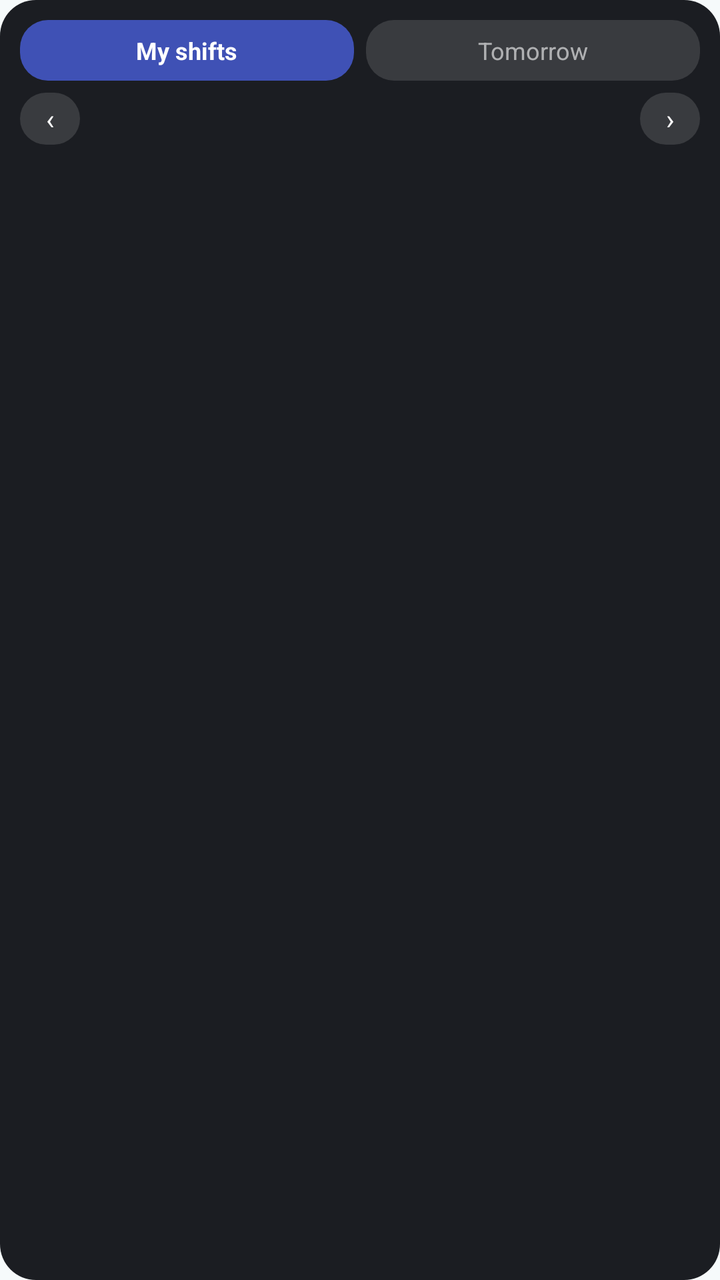
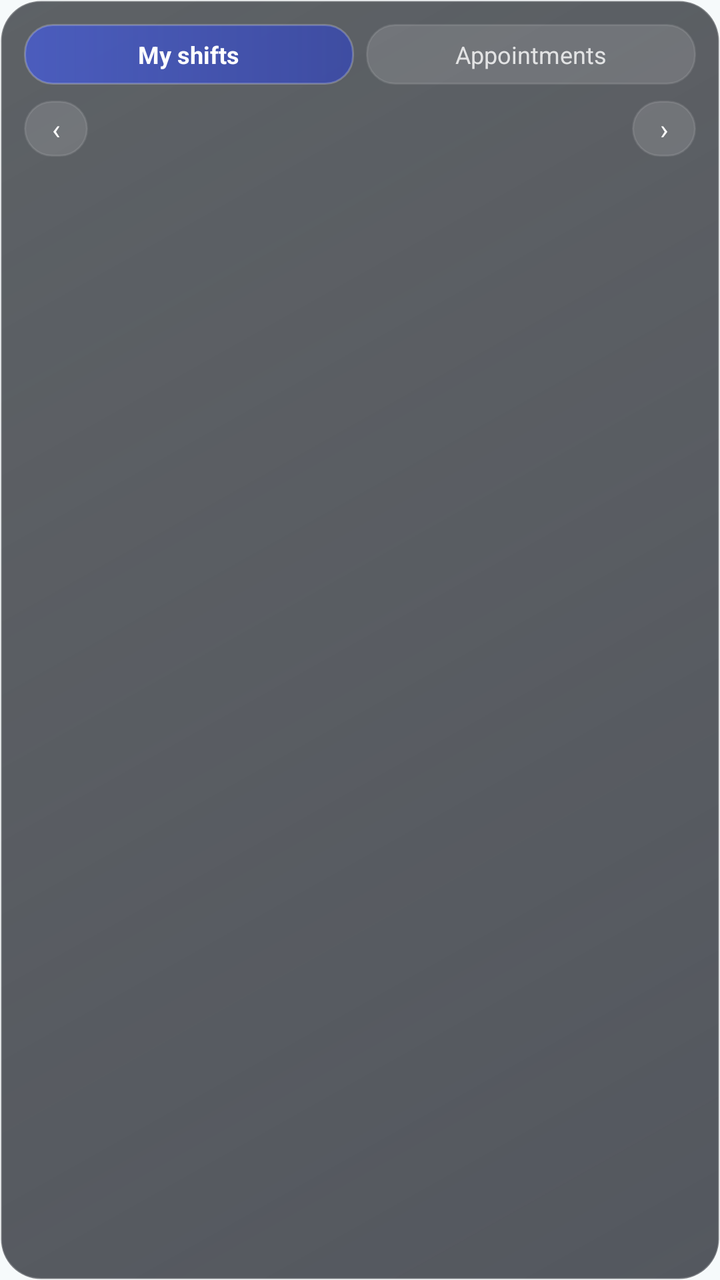

Screens rendered from an Android XML layout before and after an edit, with the pre-edit source and the edit as a unified diff.
<!-- AndroidManifest.xml: application theme Theme.MyApplication -->
<!-- res/layout/widget_ortho.xml -->
<?xml version="1.0" encoding="utf-8"?>
<LinearLayout xmlns:android="http://schemas.android.com/apk/res/android"
    android:id="@+id/widget_root"
    android:layout_width="match_parent"
    android:layout_height="match_parent"
    android:orientation="vertical"
    android:background="@drawable/widget_background"
    android:padding="10dp">

    <LinearLayout
        android:id="@+id/widget_header"
        android:layout_width="match_parent"
        android:layout_height="wrap_content"
        android:orientation="horizontal"
        android:gravity="center_vertical"
        android:paddingBottom="6dp">

        <TextView
            android:id="@+id/widget_tab_shifts"
            android:layout_width="0dp"
            android:layout_height="wrap_content"
            android:layout_weight="1"
            android:gravity="center"
            android:paddingTop="7dp"
            android:paddingBottom="7dp"
            android:layout_marginEnd="6dp"
            android:background="@drawable/widget_tab_selected"
            android:text="@string/widget_shifts_title"
            android:textColor="#FFFFFF"
            android:textSize="12sp"
            android:textStyle="bold"
            android:maxLines="1"
            android:ellipsize="end" />

        <TextView
            android:id="@+id/widget_tab_events"
            android:layout_width="0dp"
            android:layout_height="wrap_content"
            android:layout_weight="1"
            android:gravity="center"
            android:paddingTop="7dp"
            android:paddingBottom="7dp"
            android:background="@drawable/widget_tab_unselected"
            android:text="@string/widget_events_title"
            android:textColor="#99FFFFFF"
            android:textSize="12sp"
            android:maxLines="1"
            android:ellipsize="end" />

    </LinearLayout>

    <LinearLayout
        android:id="@+id/widget_daybar"
        android:layout_width="match_parent"
        android:layout_height="wrap_content"
        android:orientation="horizontal"
        android:gravity="center_vertical"
        android:paddingBottom="6dp">

        <TextView
            android:id="@+id/widget_prev_day"
            android:layout_width="30dp"
            android:layout_height="26dp"
            android:gravity="center"
            android:text="@string/widget_prev_symbol"
            android:textColor="#FFFFFF"
            android:textSize="14sp"
            android:background="@drawable/widget_tab_unselected" />

        <TextView
            android:id="@+id/widget_day_label"
            android:layout_width="0dp"
            android:layout_weight="1"
            android:layout_height="wrap_content"
            android:gravity="center"
            android:textColor="#D0D8E0"
            android:textSize="12sp"
            android:maxLines="1"
            android:ellipsize="end" />

        <TextView
            android:id="@+id/widget_next_day"
            android:layout_width="30dp"
            android:layout_height="26dp"
            android:gravity="center"
            android:text="@string/widget_next_symbol"
            android:textColor="#FFFFFF"
            android:textSize="14sp"
            android:background="@drawable/widget_tab_unselected" />
    </LinearLayout>

    <TextView
        android:id="@+id/widget_empty"
        android:layout_width="match_parent"
        android:layout_height="match_parent"
        android:gravity="center"
        android:textColor="#B0BEC5"
        android:textSize="13sp" />

    <ListView
        android:id="@+id/widget_list"
        android:layout_width="match_parent"
        android:layout_height="match_parent"
        android:divider="@android:color/transparent"
        android:dividerHeight="6dp" />
</LinearLayout>
<!-- resources referenced by this layout -->
<resources>
  <!-- drawable widget_background (drawable) -->
  <?xml version="1.0" encoding="utf-8"?>
  <shape xmlns:android="http://schemas.android.com/apk/res/android" android:shape="rectangle">
      <solid android:color="#1B1D22" />
      <corners android:radius="18dp" />
  </shape>
  <!-- drawable widget_tab_selected (drawable) -->
  <?xml version="1.0" encoding="utf-8"?>
  <shape xmlns:android="http://schemas.android.com/apk/res/android" android:shape="rectangle">
      <solid android:color="#3F51B5" />
      <corners android:radius="14dp" />
  </shape>
  <!-- drawable widget_tab_unselected (drawable) -->
  <?xml version="1.0" encoding="utf-8"?>
  <shape xmlns:android="http://schemas.android.com/apk/res/android" android:shape="rectangle">
      <solid android:color="#22FFFFFF" />
      <corners android:radius="14dp" />
  </shape>
  <string name="widget_events_title">Tomorrow</string>
  <string name="widget_next_symbol">›</string>
  <string name="widget_prev_symbol">‹</string>
  <string name="widget_shifts_title">My shifts</string>
  <style name="Theme.MyApplication" parent="android:Theme.Material.Light.NoActionBar">
          <item name="android:windowBackground">@color/launch_background</item>
      </style>
  <color name="launch_background">#FFF6FAFB</color>
</resources>

<!-- the commit's change to res/layout/widget_ortho.xml (unified diff, before → after) -->
@@ -5,7 +5,7 @@
     android:layout_height="match_parent"
     android:orientation="vertical"
     android:background="@drawable/widget_background"
-    android:padding="10dp">
+    android:padding="12dp">
 
     <LinearLayout
         android:id="@+id/widget_header"
@@ -13,7 +13,7 @@
         android:layout_height="wrap_content"
         android:orientation="horizontal"
         android:gravity="center_vertical"
-        android:paddingBottom="6dp">
+        android:paddingBottom="8dp">
 
         <TextView
             android:id="@+id/widget_tab_shifts"
@@ -41,8 +41,8 @@
             android:paddingTop="7dp"
             android:paddingBottom="7dp"
             android:background="@drawable/widget_tab_unselected"
-            android:text="@string/widget_events_title"
-            android:textColor="#99FFFFFF"
+            android:text="@string/widget_events_tab"
+            android:textColor="#CCFFFFFF"
             android:textSize="12sp"
             android:maxLines="1"
             android:ellipsize="end" />
@@ -55,12 +55,12 @@
         android:layout_height="wrap_content"
         android:orientation="horizontal"
         android:gravity="center_vertical"
-        android:paddingBottom="6dp">
+        android:paddingBottom="8dp">
 
         <TextView
             android:id="@+id/widget_prev_day"
-            android:layout_width="30dp"
-            android:layout_height="26dp"
+            android:layout_width="32dp"
+            android:layout_height="28dp"
             android:gravity="center"
             android:text="@string/widget_prev_symbol"
             android:textColor="#FFFFFF"
@@ -73,15 +73,16 @@
             android:layout_weight="1"
             android:layout_height="wrap_content"
             android:gravity="center"
-            android:textColor="#D0D8E0"
+            android:textColor="#E2E8F0"
             android:textSize="12sp"
+            android:textStyle="bold"
             android:maxLines="1"
             android:ellipsize="end" />
 
         <TextView
             android:id="@+id/widget_next_day"
-            android:layout_width="30dp"
-            android:layout_height="26dp"
+            android:layout_width="32dp"
+            android:layout_height="28dp"
             android:gravity="center"
             android:text="@string/widget_next_symbol"
             android:textColor="#FFFFFF"
@@ -94,7 +95,8 @@
         android:layout_width="match_parent"
         android:layout_height="match_parent"
         android:gravity="center"
-        android:textColor="#B0BEC5"
+        android:padding="12dp"
+        android:textColor="#C5D0DA"
         android:textSize="13sp" />
 
     <ListView
<!-- resource entries referenced after the edit -->
@@ -3,22 +3,37 @@
   <!-- drawable widget_background (drawable) -->
   <?xml version="1.0" encoding="utf-8"?>
   <shape xmlns:android="http://schemas.android.com/apk/res/android" android:shape="rectangle">
-      <solid android:color="#1B1D22" />
-      <corners android:radius="18dp" />
+      <gradient
+          android:angle="135"
+          android:startColor="#C4232730"
+          android:endColor="#AD15181E" />
+      <stroke
+          android:width="1dp"
+          android:color="#38FFFFFF" />
+      <corners android:radius="20dp" />
   </shape>
   <!-- drawable widget_tab_selected (drawable) -->
   <?xml version="1.0" encoding="utf-8"?>
   <shape xmlns:android="http://schemas.android.com/apk/res/android" android:shape="rectangle">
-      <solid android:color="#3F51B5" />
+      <gradient
+          android:angle="0"
+          android:startColor="#EB495CC4"
+          android:endColor="#DB3949AB" />
+      <stroke
+          android:width="1dp"
+          android:color="#38FFFFFF" />
       <corners android:radius="14dp" />
   </shape>
   <!-- drawable widget_tab_unselected (drawable) -->
   <?xml version="1.0" encoding="utf-8"?>
   <shape xmlns:android="http://schemas.android.com/apk/res/android" android:shape="rectangle">
       <solid android:color="#22FFFFFF" />
+      <stroke
+          android:width="1dp"
+          android:color="#1AFFFFFF" />
       <corners android:radius="14dp" />
   </shape>
-  <string name="widget_events_title">Tomorrow</string>
+  <string name="widget_events_tab">Appointments</string>
   <string name="widget_next_symbol">›</string>
   <string name="widget_prev_symbol">‹</string>
   <string name="widget_shifts_title">My shifts</string>
